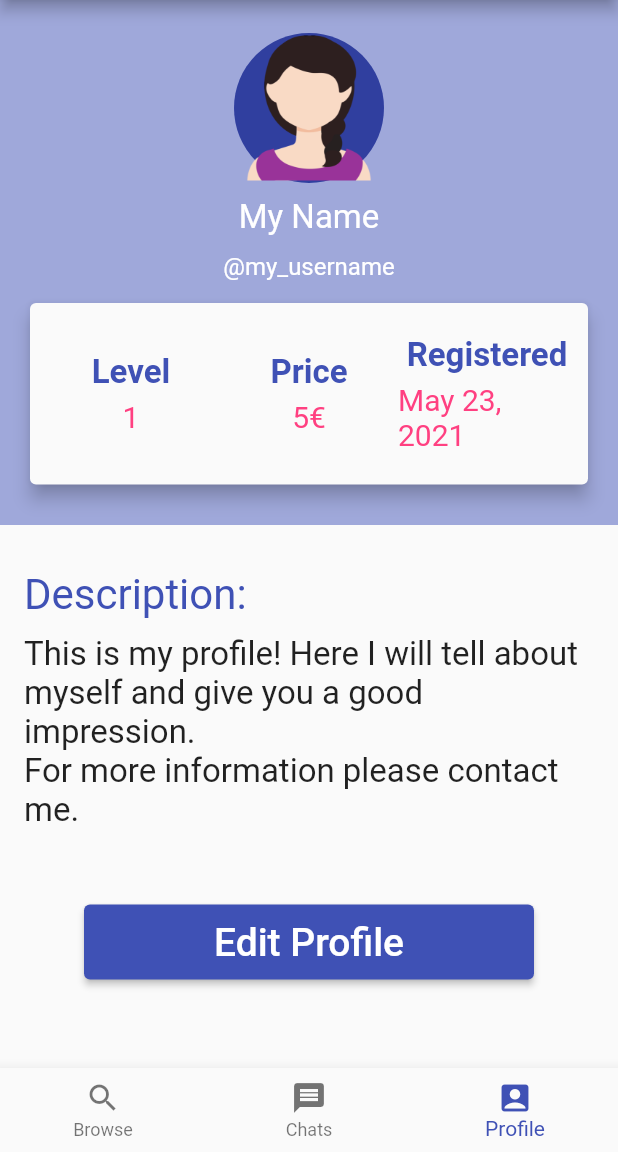
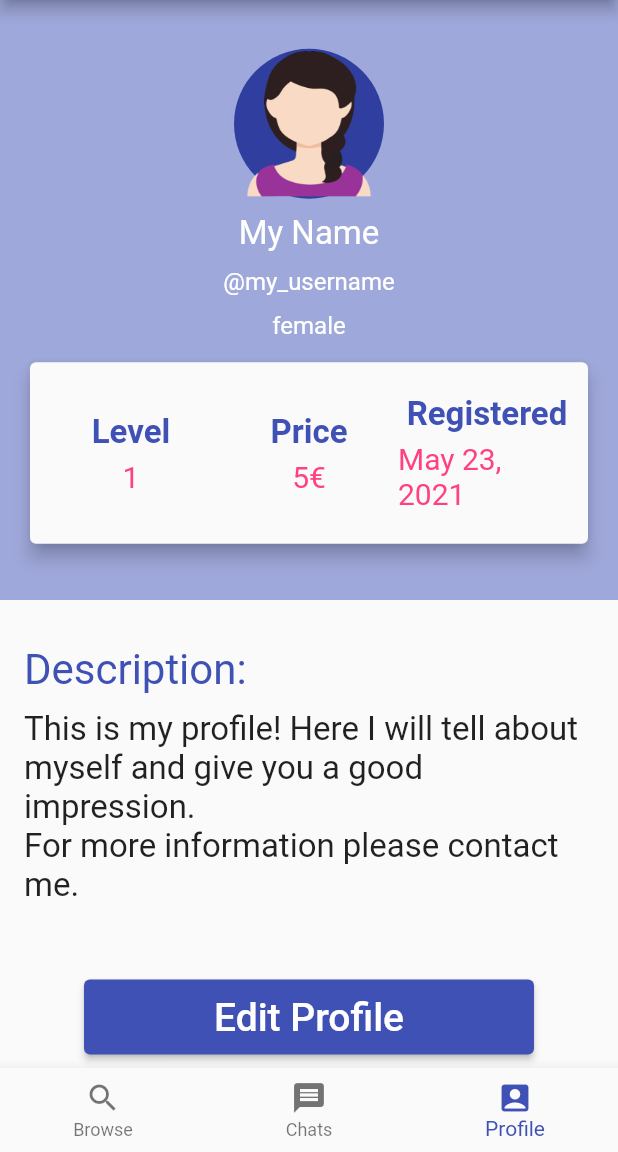
Before and after one commit to matwoess/helpout, a Flutter app: the screen it shows after launch, on a phone screen of 412 x 824 dp, the part 84-1236 px from its top. Run offline on Flutter 3.47's test engine with Material 2 defaults, Android fonts, the phone set to English and light mode, and no system bars; our stand-ins replace geolocator; accounts and stored records are empty.

Commit message:
further improvements to ProfilePage; implement "Start Chat" for requesthelp;

```diff
--- a/lib/misc/demodata.dart
+++ b/lib/misc/demodata.dart
@@ -103,7 +103,7 @@ class DemoData {
     return User(
       'my_username',
       'My Name',
-      Gender.UNKNOWN,
+      Gender.FEMALE,
       _availableRegions[0],
       5,
       'This is my profile! Here I will tell about myself and give you a good impression.\n' +
--- a/lib/pages/profile.dart
+++ b/lib/pages/profile.dart
@@ -14,15 +14,11 @@ class _ProfilePageState extends State<ProfilePage> {
   final _nameTextController = TextEditingController();
   final _descriptionTextController = TextEditingController();
 
-  void apply() {
-    accountData.name = _nameTextController.text;
-    accountData.description = _descriptionTextController.text;
-  }
-
   void toggleEdit() {
     setState(() {
       if (edit) {
-        apply();
+        accountData.name = _nameTextController.text;
+        accountData.description = _descriptionTextController.text;
       } else {
         _nameTextController.text = accountData.name;
         _descriptionTextController.text = accountData.description;
@@ -39,7 +35,7 @@ class _ProfilePageState extends State<ProfilePage> {
             color: Theme.of(context).backgroundColor,
             child: Container(
               width: double.infinity,
-              height: 350.0,
+              height: 400.0,
               child: Center(
                 child: Column(
                   crossAxisAlignment: CrossAxisAlignment.center,
@@ -77,6 +73,13 @@ class _ProfilePageState extends State<ProfilePage> {
                     ),
                     Text(
                       '@' + accountData.username,
+                      style: TextStyle(fontSize: 16.0, color: Colors.white),
+                    ),
+                    SizedBox(
+                      height: 10.0,
+                    ),
+                    Text(
+                      accountData.gender.toShortString(),
                       style: TextStyle(fontSize: 16.0, color: Colors.white),
                     ),
                     SizedBox(
@@ -193,7 +196,7 @@ class _ProfilePageState extends State<ProfilePage> {
                           ],
                         ),
                       ),
-                    )
+                    ),
                   ],
                 ),
               ),
--- a/lib/pages/requesthelp.dart
+++ b/lib/pages/requesthelp.dart
@@ -52,5 +52,9 @@ class _RequestHelpState extends State<RequestHelpPage> {
   void startChat(User user) {
     Navigator.of(context).pop();
     print('starting chat with ${user.name}');
+    AppState.getInstance().chatUser = user;
+    while(Navigator.canPop(context)) {
+      Navigator.of(context).pop();
+    }
   }
 }
```
Also changed, not shown: lib/model/user.dart (+9 -0 lines).
